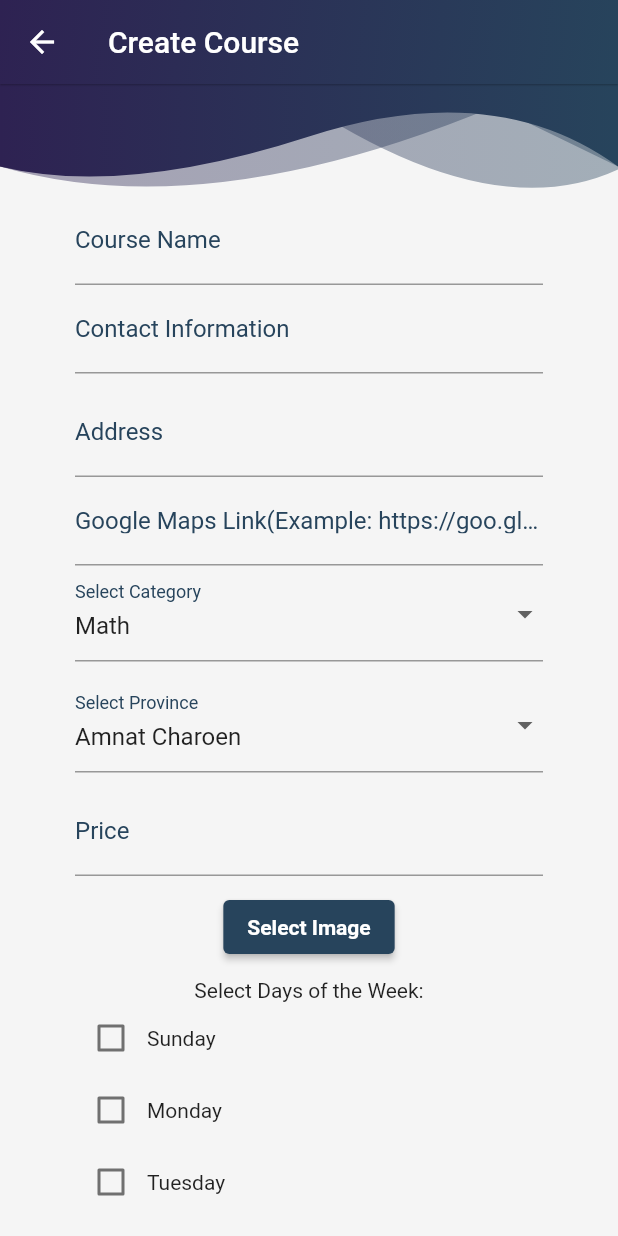
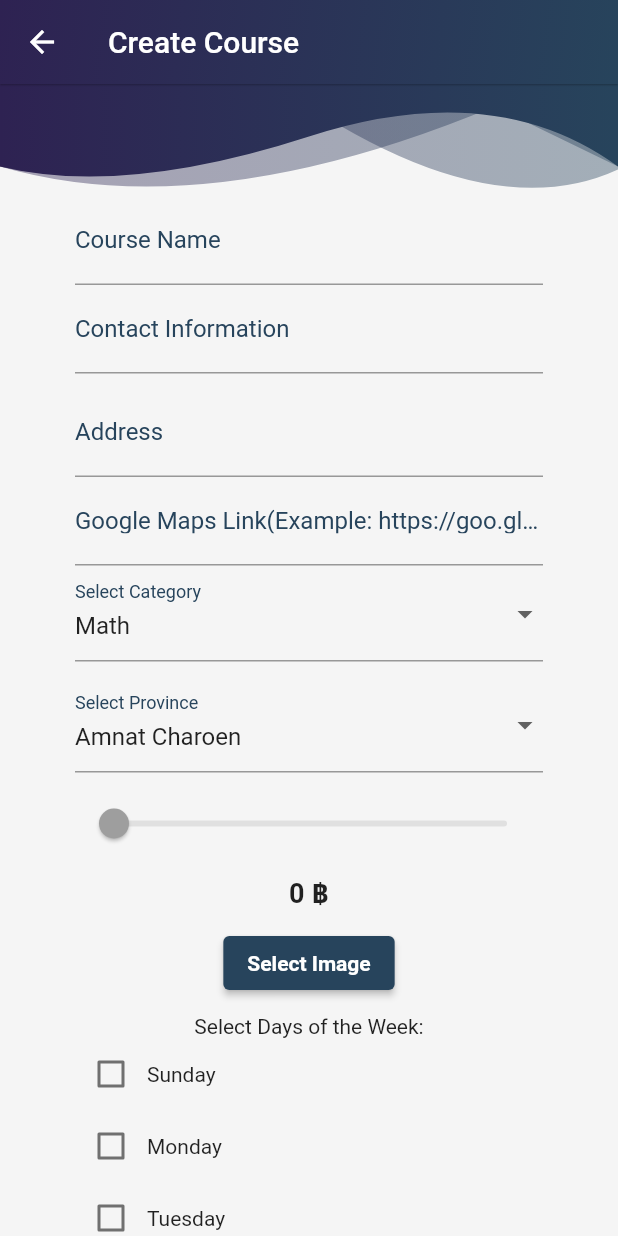
Before and after one commit to yasinthon04/TutorGo-Project, a Flutter app: the CreateCourse screen opened directly, on a phone screen of 412 x 824 dp. Run offline on Flutter 3.47's test engine with Material 2 defaults, Android fonts, the phone set to English and light mode, and no system bars; our stand-ins replace carousel_slider, cloud_firestore, firebase_auth, firebase_core, firebase_storage, flutter_cache_manager and 3 more; missing offline and left inert: maps_launcher; accounts and stored records are empty.

Commit message:
change UI for create and edit course

```diff
--- a/lib/pages/widget/createCourse.dart
+++ b/lib/pages/widget/createCourse.dart
@@ -2,6 +2,7 @@ import 'dart:io';
 import 'package:flutter/material.dart';
 import 'package:flutter/services.dart' show rootBundle;
 import 'dart:convert';
+import 'package:intl/intl.dart';
 import 'package:firebase_auth/firebase_auth.dart';
 import 'package:cloud_firestore/cloud_firestore.dart';
 import 'package:firebase_storage/firebase_storage.dart' as firebase_storage;
@@ -18,7 +19,6 @@ class _CreateCourseState extends State<CreateCourse> {
   final TextEditingController _courseNameController = TextEditingController();
   final TextEditingController _contactInfoController = TextEditingController();
   final TextEditingController addressController = TextEditingController();
-  final TextEditingController priceController = TextEditingController();
   final TextEditingController _googleMapsLinkController =
       TextEditingController();
 
@@ -29,6 +29,11 @@ class _CreateCourseState extends State<CreateCourse> {
   String? _selectedProvince = ''; // Selected province
   File? _imageFile;
   File? _selectedImage;
+  double _selectedPrice = 0;
+  String _formatPrice(double price) {
+    final formatter = NumberFormat('#,##0');
+    return formatter.format(price);
+  }
 
   @override
   void initState() {
@@ -43,7 +48,6 @@ class _CreateCourseState extends State<CreateCourse> {
     _courseNameController.dispose();
     _contactInfoController.dispose();
     addressController.dispose();
-    priceController.dispose();
     super.dispose();
   }
 
@@ -53,13 +57,16 @@ class _CreateCourseState extends State<CreateCourse> {
       String courseName = _courseNameController.text;
       String contactInfo = _contactInfoController.text;
       String address = addressController.text;
-      String price = priceController.text;
       String googleMapsLink = _googleMapsLinkController.text;
 
       List<Map<String, dynamic>> timeData =
           _convertTimeOfDayList(_selectedTimes);
       List<String> enrolledStudents = [];
       List<String> requestedStudents = [];
+      String selectedPriceText = NumberFormat.currency(
+        locale: 'en_US', // Change locale as needed
+        symbol: '฿',
+      ).format(_selectedPrice);
 
       // Upload image to Firebase Storage
       if (_imageFile != null) {
@@ -79,7 +86,7 @@ class _CreateCourseState extends State<CreateCourse> {
           'address': address,
           'category': _selectedCategory,
           'province': _selectedProvince,
-          'price': price,
+          'price': selectedPriceText,
           'date': _selectedDays,
           'time': timeData,
           'imageName': imageUrl,
@@ -334,15 +341,28 @@ class _CreateCourseState extends State<CreateCourse> {
                       decoration: InputDecoration(labelText: 'Select Province'),
                     ),
                     SizedBox(height: 10),
-                    TextFormField(
-                      controller: priceController,
-                      decoration: InputDecoration(labelText: 'Price'),
-                      validator: (value) {
-                        if (value == null || value.isEmpty) {
-                          return 'Please enter a price';
-                        }
-                        return null;
+                    Slider(
+                      value: _selectedPrice,
+                      onChanged: (newValue) {
+                        setState(() {
+                          _selectedPrice = newValue;
+                        });
                       },
+                      min: 0,
+                      max: 9999,
+                      divisions: 9999,
+                      label: NumberFormat.currency(
+                        locale: 'en_US', // Change locale as needed
+                        symbol: '฿',
+                      ).format(_selectedPrice),
+                    ),
+                    SizedBox(height: 10),
+                    Text(
+                      _selectedPrice != null
+                          ? '${_formatPrice(_selectedPrice)} ฿'
+                          : '0 ฿',
+                      style:
+                          TextStyle(fontSize: 18, fontWeight: FontWeight.bold),
                     ),
                     SizedBox(height: 10),
                     if (_selectedImage != null)
@@ -365,7 +385,6 @@ class _CreateCourseState extends State<CreateCourse> {
                         primary: Theme.of(context).hintColor,
                       ),
                     ),
-
                     SizedBox(height: 10),
                     Text('Select Days of the Week:'),
                     Column(
```
Also changed, not shown: lib/pages/widget/editCourse.dart (+38 -17 lines).
